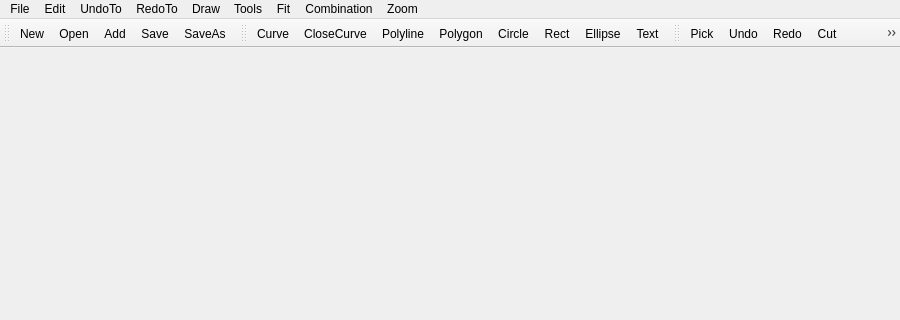
Old version of the form mainwindow.ui in the repository iynaur/iynaur-s-vector-drawing; both pictures show x 0 to 900 and y 0 to 320 of the 900 by 600 pixel window.
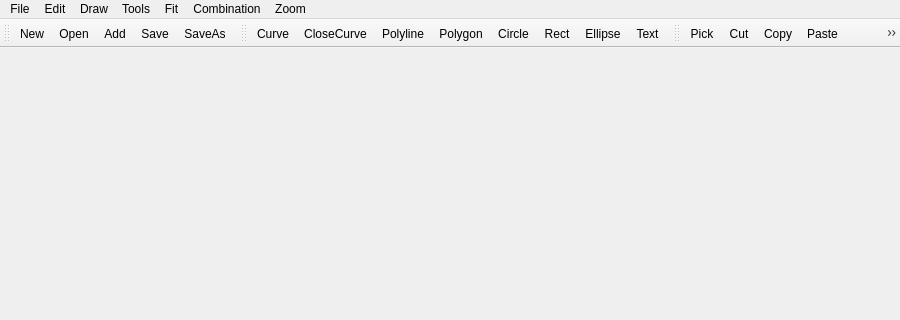
New version of the form. Icons and pictures are not drawn.

Diff of the .ui file:
```diff
--- a/mainwindow.ui
+++ b/mainwindow.ui
@@ -20,7 +20,7 @@
      <x>0</x>
      <y>0</y>
      <width>900</width>
-     <height>23</height>
+     <height>19</height>
     </rect>
    </property>
    <widget class="QMenu" name="menuDraw">
@@ -76,18 +76,6 @@
     <addaction name="actionZoomOut"/>
     <addaction name="actionZoomOne"/>
    </widget>
-   <widget class="QMenu" name="menuUndoTo">
-    <property name="title">
-     <string>UndoTo</string>
-    </property>
-    <addaction name="actionNone"/>
-   </widget>
-   <widget class="QMenu" name="menuRedoTo">
-    <property name="title">
-     <string>RedoTo</string>
-    </property>
-    <addaction name="actionNone_2"/>
-   </widget>
    <widget class="QMenu" name="menuEdit">
     <property name="title">
      <string>Edit</string>
@@ -102,8 +90,6 @@
    </widget>
    <addaction name="menuFile"/>
    <addaction name="menuEdit"/>
-   <addaction name="menuUndoTo"/>
-   <addaction name="menuRedoTo"/>
    <addaction name="menuDraw"/>
    <addaction name="menuPick"/>
    <addaction name="menuFix"/>
@@ -160,8 +146,6 @@
     <bool>false</bool>
    </attribute>
    <addaction name="actionPick"/>
-   <addaction name="actionUndo"/>
-   <addaction name="actionRedo"/>
    <addaction name="actionCut"/>
    <addaction name="actionCopy"/>
    <addaction name="actionPaste"/>
```
Left out of the diff: 14 changed lines with no effect on the pictures.
